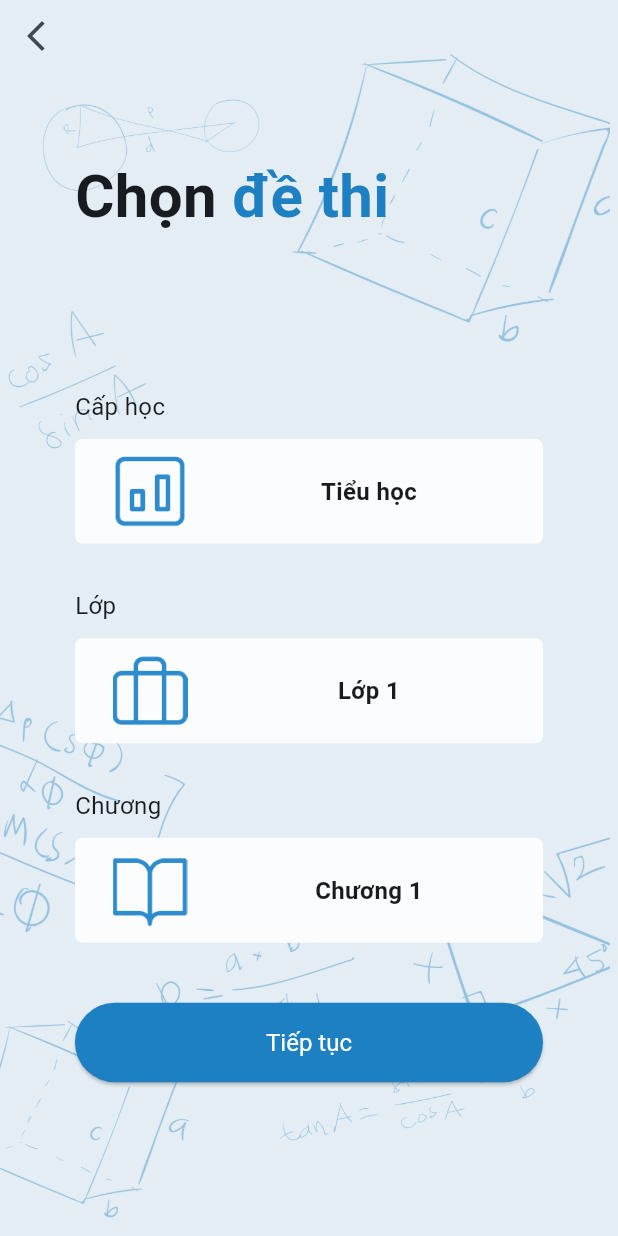
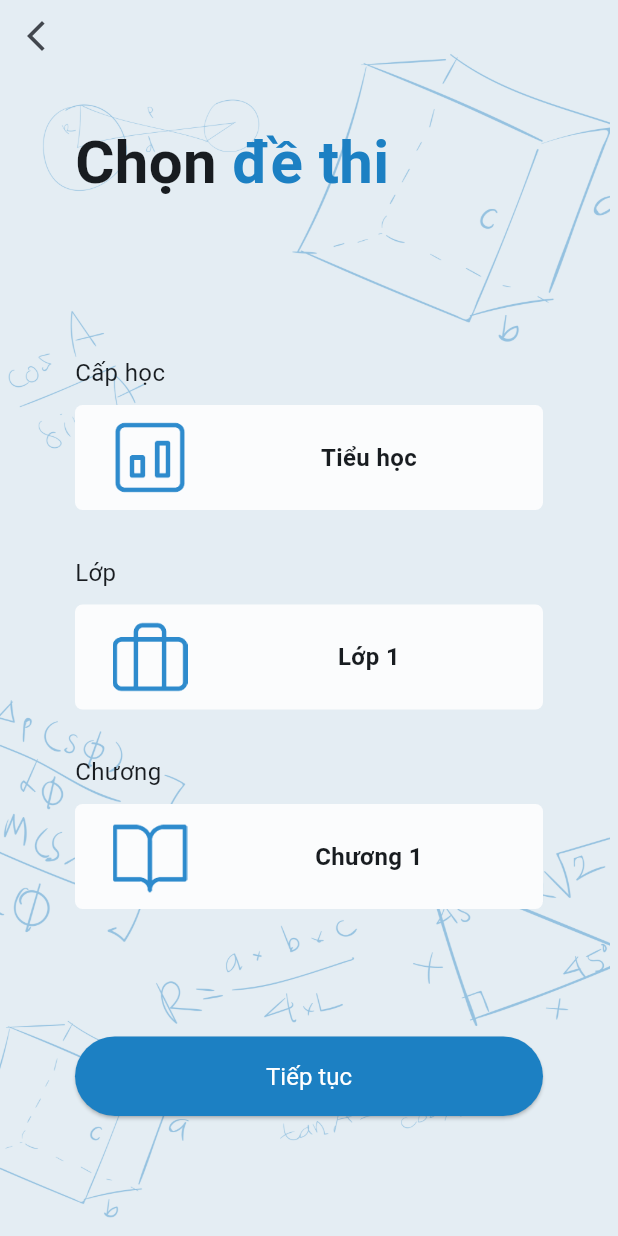
Before and after one commit to zafuss/mathquiz_mobile, a Flutter app: the ChooseExamConditionScreen screen opened by its route, on a phone screen of 412 x 824 dp. Run offline on Flutter 3.47's test engine with Material 3 defaults, Android fonts, the phone set to English and light mode, and no system bars; our stand-ins replace dio, equatable, get, shared_preferences; accounts and stored records are empty.

Commit message:
increased space between button and last containe in the columnr

```diff
--- a/lib/screens/choose_exam_condition_screen.dart
+++ b/lib/screens/choose_exam_condition_screen.dart
@@ -266,7 +266,7 @@ class ChooseExamConditionScreen extends StatelessWidget {
                   ),
                 ),
                 const SizedBox(
-                  height: kMinPadding + 10,
+                  height: kDefaultPadding * 1.5 + 10,
                 ),
                 ElevatedButton(
                   onPressed: () {},
```
